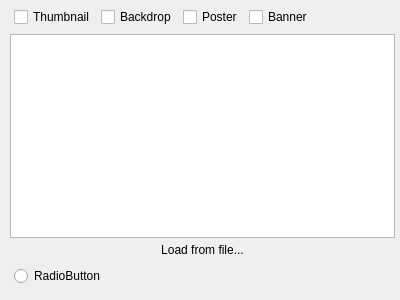
Old version of the form src/mediachooserpopup.ui in the repository app211/jaqet.
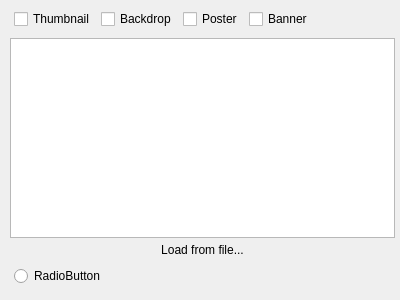
New version of the form. Icons and pictures are not drawn.

```diff
--- a/src/mediachooserpopup.ui
+++ b/src/mediachooserpopup.ui
@@ -10,6 +10,12 @@
     <height>300</height>
    </rect>
   </property>
+  <property name="sizePolicy">
+   <sizepolicy hsizetype="Expanding" vsizetype="Expanding">
+    <horstretch>0</horstretch>
+    <verstretch>0</verstretch>
+   </sizepolicy>
+  </property>
   <property name="windowTitle">
    <string>Form</string>
   </property>
@@ -115,7 +121,32 @@
        <number>5</number>
       </property>
       <item>
-       <widget class="QGraphicsView" name="graphicsView"/>
+       <widget class="QGraphicsView" name="graphicsView">
+        <property name="sizePolicy">
+         <sizepolicy hsizetype="Expanding" vsizetype="Fixed">
+          <horstretch>0</horstretch>
+          <verstretch>0</verstretch>
+         </sizepolicy>
+        </property>
+        <property name="minimumSize">
+         <size>
+          <width>0</width>
+          <height>200</height>
+         </size>
+        </property>
+        <property name="maximumSize">
+         <size>
+          <width>16777215</width>
+          <height>200</height>
+         </size>
+        </property>
+        <property name="baseSize">
+         <size>
+          <width>0</width>
+          <height>0</height>
+         </size>
+        </property>
+       </widget>
       </item>
      </layout>
     </widget>
```
